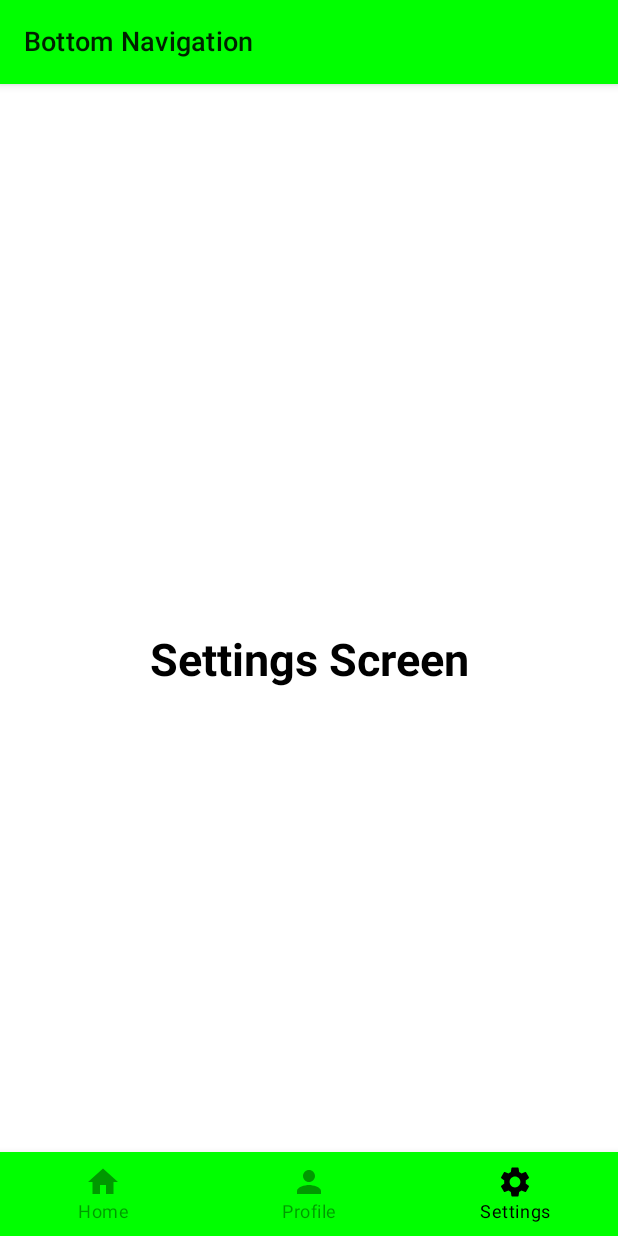
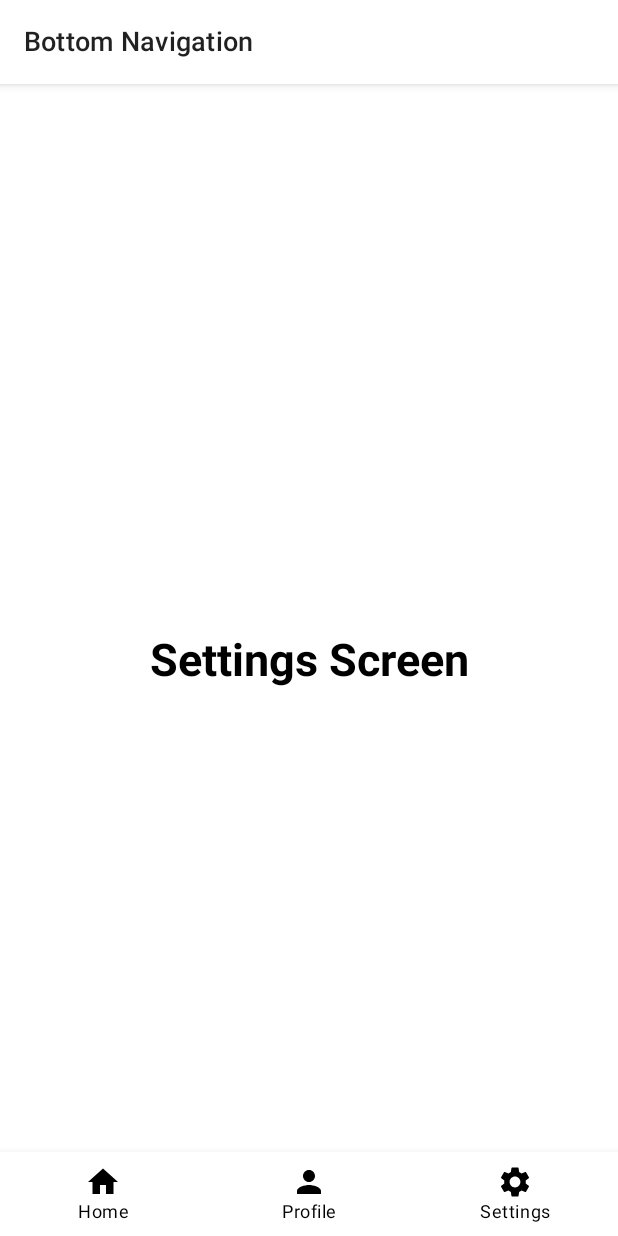
Before and after one commit to SueleymanOezel/MoCoSS2023, an Android app built with Jetpack Compose: the screen it shows after launch (MainActivity), item 3 of the bottom bar chosen, on a phone screen of 412 x 824 dp. Run offline under Robolectric (Android 15) with nearby library versions, the phone set to English and light mode, and no system bars.

Commit message:
Update MainActivity

```diff
--- a/TeilCodes/Bottombar/app/src/main/java/com/example/bottombar/MainActivity.kt
+++ b/TeilCodes/Bottombar/app/src/main/java/com/example/bottombar/MainActivity.kt
@@ -31,6 +31,11 @@ import androidx.navigation.compose.rememberNavController
 import com.example.bottombar.ui.theme.BottombarTheme
 
 
+/*  erbt von ComponentActivity
+    Aufruf von ´setContent()´ in ´onCreate()-Methode´
+    -> Anzeige der ´MainScreen()-Funktion´
+ */
+
 class MainActivity : ComponentActivity() {
     override fun onCreate(savedInstanceState: Bundle?) {
         super.onCreate(savedInstanceState)
@@ -40,7 +45,11 @@ class MainActivity : ComponentActivity() {
     }
 }
 
-@SuppressLint("UnusedMaterialScaffoldPaddingParameter")
+/*  Hauptbildschirm -> Navigationsleiste unten i.d. App (Z. 60),
+    Top-Leiste (Z.59) und Navigation (Z. 62)
+
+ */
+
 @Composable
 fun MainScreen() {
 
@@ -55,16 +64,32 @@ fun MainScreen() {
 
 }
 
+/*  Top-Leiste (oben i.d. App)
+    -> enthält den Namen, hier "Bottom Navigation"
+
+ */
+
+
 @Composable
 fun TopBar() {
 
     TopAppBar(
         title = { Text(text = "Bottom Navigation", fontSize = 18.sp) },
-        backgroundColor = Color.Green,
+        backgroundColor = Color.White,
         contentColor = Color.Black
     )
 
 }
+
+
+
+/*  Bottom Navigation Bar -> untere Navigationsleiste
+    enthält die drei Navigationspunkte "Home", "Profil", "Einstellungen"
+    zeigt aktuelles Element an, das ausgewählt wurde
+    Navigation zwischen den Bildschirmen, die mit den Navigationspunkten verknüpft sind
+
+ */
+
 
 @Composable
 fun BottomNavigationBar(navController: NavController) {
@@ -75,7 +100,7 @@ fun BottomNavigationBar(navController: NavController) {
         NavigationItem.Einstellungen
     )
     BottomNavigation(
-        backgroundColor = Color.Green,
+        backgroundColor = Color.White,
         contentColor = Color.Black
     ) {
         val navBackStackEntry by navController.currentBackStackEntryAsState()
@@ -91,7 +116,7 @@ fun BottomNavigationBar(navController: NavController) {
                 },
                 label = { Text(text = items.title) },
                 selectedContentColor = Color.Black,
-                unselectedContentColor = Color.Black.copy(0.4f),
+                unselectedContentColor = Color.Black.copy(1.0f),
                 alwaysShowLabel = true,
                 selected = currentRoute == items.route,
                 onClick = {
@@ -124,8 +149,8 @@ fun HomeScreen() {
     ) {
         Text(
             text = "Home Screen",
-            fontSize = 30.sp,
-            fontWeight = FontWeight.Bold,
+            fontSize = 30.sp,               // Schriftgröße
+            fontWeight = FontWeight.Bold,   // Schriftstärke
             color = Color.Black
         )
 
@@ -169,6 +194,11 @@ fun SettingsScreen() {
 }
 
 
+/*
+    Navigationsleiste (NavHost)
+    Navigation zwischen den Bildschrimen
+ */
+
 @Composable
 fun Navigation(navController: NavHostController){
 
```
